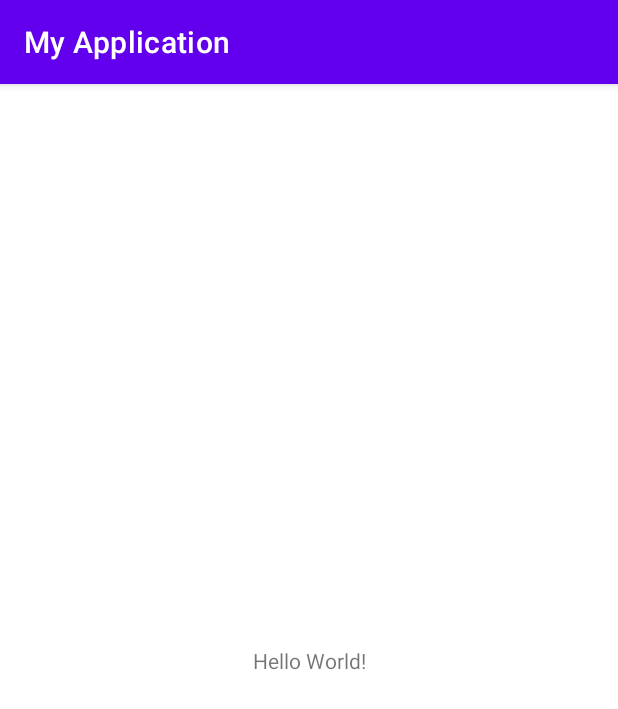
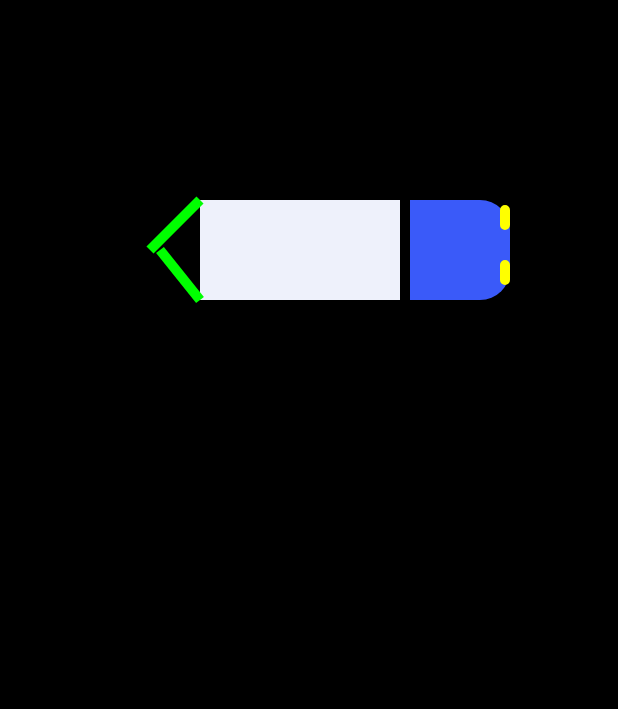
Before and after one commit to Ak-Sparrow007/TestApplication, an Android app: the screen it shows after launch (MainActivity), on a phone screen of 412 x 824 dp. Shown: the top 709 px of the screen. Run offline under Robolectric (Android 15) with nearby library versions, the phone set to English and light mode, and no system bars.

Commit message:
adding bus view

```diff
--- a/app/src/main/java/com/example/myapplication/Amazing.kt
+++ /dev/null
@@ -1,4 +0,0 @@
-package com.example.myapplication
-
-class Amazing {
-}
--- /dev/null
+++ b/app/src/main/java/com/example/myapplication/BusView.kt
@@ -0,0 +1,70 @@
+package com.example.myapplication
+
+import android.content.Context
+import android.graphics.*
+import android.util.AttributeSet
+import android.view.View
+
+class BusView (context: Context, attributeSet: AttributeSet): View(context, attributeSet) {
+
+    private val paint = Paint().apply {
+        style = Paint.Style.STROKE
+        strokeWidth = 10f
+        color = Color.GREEN
+    }
+
+    private val backPaint = Paint().apply {
+        style = Paint.Style.FILL
+        color = Color.parseColor("#eef1fb")
+    }
+
+    private val frontPaint = Paint().apply {
+        style = Paint.Style.FILL
+        color = Color.parseColor("#3a5af9")
+    }
+
+    private val lightPaint = Paint().apply {
+        style = Paint.Style.FILL
+        color = Color.YELLOW
+    }
+
+    private val path = Path()
+    private val frontPath = Path()
+    private val lightPath = Path()
+
+    private var initialGate1X = 200f
+    private var initialGate1Y = 200f
+    private var endGate1X = 150f
+    private var endGate1Y = 250f
+
+    private var initialGate2X = 160f
+    private var initialGate2Y = 250f
+    private var endGate2X = 200f
+    private var endGate2Y = 300f
+
+    override fun onSizeChanged(w: Int, h: Int, oldw: Int, oldh: Int) {
+        super.onSizeChanged(w, h, oldw, oldh)
+        val rectF = RectF(200f, 200f, 400f, 300f)
+        path.addRoundRect(rectF, 40f, 0f, Path.Direction.CW)
+
+        val frontRectF = RectF(410f, 200f, 510f, 300f)
+        frontPath.addRoundRect(frontRectF, floatArrayOf(0f,0f,30f,30f, 30f, 30f, 0f,0f), Path.Direction.CW)
+
+        val light1RectF =  RectF(500f, 205f, 510f, 230f)
+        val light2RectF =  RectF(500f, 260f, 510f, 285f)
+        lightPath.addRoundRect(light1RectF, 20f,20f, Path.Direction.CW)
+        lightPath.addRoundRect(light2RectF, 20f,20f, Path.Direction.CW)
+    }
+
+    override fun onDraw(canvas: Canvas?) {
+        super.onDraw(canvas)
+        if (canvas == null) return
+
+        canvas.drawPath(path, backPaint)
+        canvas.drawPath(frontPath, frontPaint)
+        canvas.drawPath(lightPath, lightPaint)
+        canvas.drawLine(initialGate1X, initialGate1Y,  endGate1X, endGate1Y, paint)
+        canvas.drawLine(initialGate2X, initialGate2Y,  endGate2X, endGate2Y, paint)
+    }
+
+}
--- a/app/src/main/res/layout/activity_main.xml
+++ b/app/src/main/res/layout/activity_main.xml
@@ -4,15 +4,11 @@
     xmlns:tools="http://schemas.android.com/tools"
     android:layout_width="match_parent"
     android:layout_height="match_parent"
+    android:background="#000"
     tools:context=".MainActivity">
 
-    <TextView
-        android:layout_width="wrap_content"
-        android:layout_height="wrap_content"
-        android:text="Hello World!"
-        app:layout_constraintBottom_toBottomOf="parent"
-        app:layout_constraintLeft_toLeftOf="parent"
-        app:layout_constraintRight_toRightOf="parent"
-        app:layout_constraintTop_toTopOf="parent" />
+    <com.example.myapplication.BusView
+        android:layout_width="match_parent"
+        android:layout_height="match_parent"/>
 
 </androidx.constraintlayout.widget.ConstraintLayout>
--- a/app/src/main/res/values/themes.xml
+++ b/app/src/main/res/values/themes.xml
@@ -1,6 +1,6 @@
 <resources xmlns:tools="http://schemas.android.com/tools">
     <!-- Base application theme. -->
-    <style name="Theme.MyApplication" parent="Theme.MaterialComponents.DayNight.DarkActionBar">
+    <style name="Theme.MyApplication" parent="Theme.MaterialComponents.DayNight.NoActionBar">
         <!-- Primary brand color. -->
         <item name="colorPrimary">@color/purple_500</item>
         <item name="colorPrimaryVariant">@color/purple_700</item>
```
